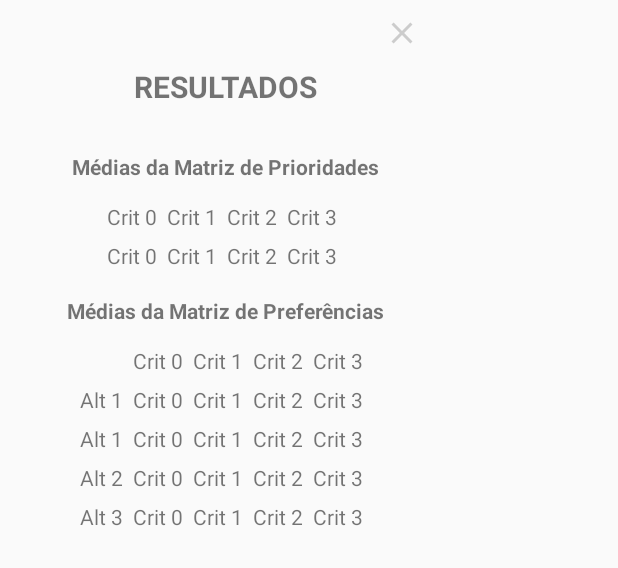
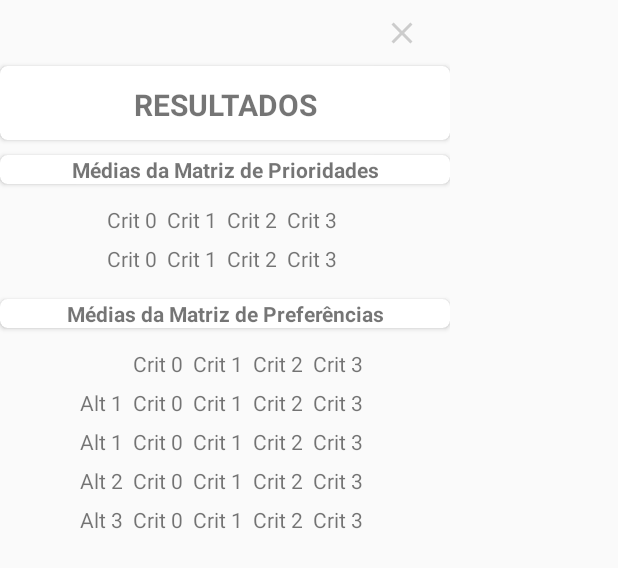
Before and after one commit to denisvieiradev/ahp-android, an Android app: the layout ahp_results_dialog.xml on its own in the app's theme, with its tools: preview values and no code run, on a phone screen of 412 x 824 dp. Shown: the top 568 px of the screen. Run offline under Robolectric (Android 15) with nearby library versions, the phone set to English and light mode, and no system bars.

Commit message:
Implemented card view for displaying the results

```diff
--- a/app/build.gradle
+++ b/app/build.gradle
@@ -1,10 +1,10 @@
 apply plugin: 'com.android.application'
 apply plugin: 'me.tatarka.retrolambda'
-apply plugin: 'android-apt'
+/*apply plugin: 'android-apt'*/
 
 android {
     compileSdkVersion 24
-    buildToolsVersion "24.0.1"
+    buildToolsVersion '25.0.0'
 
     dataBinding {
         enabled true
@@ -38,6 +38,7 @@ dependencies {
     compile 'com.android.support:recyclerview-v7:24.2.0'
     compile 'com.android.support:cardview-v7:24.2.0'
     compile 'com.android.support:design:24.2.0'
+    compile 'com.android.support:cardview-v7:24.2.0'
     compile 'com.android.support:support-v4:24.2.0'
     compile "com.daimajia.swipelayout:library:1.2.0@aar"
 
@@ -50,4 +51,8 @@ dependencies {
 
     // Images Manipulation
     compile 'com.squareup.picasso:picasso:2.5.2'
+
+    compile "com.google.guava:guava:16+"
+    annotationProcessor 'com.jakewharton:butterknife-compiler:8.5.1'
+    annotationProcessor 'org.immutables:value:2.4.4'
 }
--- a/app/src/main/res/layout/ahp_results_dialog.xml
+++ b/app/src/main/res/layout/ahp_results_dialog.xml
@@ -1,7 +1,7 @@
 <?xml version="1.0" encoding="utf-8"?>
-<layout
-    xmlns:android="http://schemas.android.com/apk/res/android"
-    xmlns:tools="http://schemas.android.com/tools">
+<layout xmlns:android="http://schemas.android.com/apk/res/android"
+    xmlns:tools="http://schemas.android.com/tools"
+    xmlns:app="http://schemas.android.com/apk/res-auto">
 
     <data>
         <variable
@@ -17,7 +17,6 @@
         <RelativeLayout
             android:layout_width="match_parent"
             android:layout_height="wrap_content">
-
             <ImageView
                 android:layout_width="wrap_content"
                 android:layout_height="wrap_content"
@@ -25,10 +24,15 @@
                 android:layout_alignParentRight="true"
                 android:padding="10dp"
                 android:layout_marginEnd="10dp"
-                android:onClick="@{handler::close}"
-                />
+                android:onClick="@{handler::close}" />
         </RelativeLayout>
 
+        <android.support.v7.widget.CardView
+            android:layout_width="match_parent"
+            android:layout_gravity="center"
+            android:layout_height="wrap_content"
+            android:paddingBottom="20dp"
+            app:cardCornerRadius="5dp">
         <TextView
             android:layout_width="match_parent"
             android:layout_height="wrap_content"
@@ -37,29 +41,42 @@
             android:textStyle="bold"
             android:textSize="20dp"
             android:gravity="center"
-            android:paddingBottom="20dp"/>
+            android:paddingBottom="10dp"
+            android:layout_marginTop="12dp"/>
+        </android.support.v7.widget.CardView>
 
+        <android.support.v7.widget.CardView
+            android:layout_width="match_parent"
+            android:layout_height="wrap_content"
+            android:layout_marginTop="10dp"
+            android:layout_gravity="center"
+            app:cardCornerRadius="5dp">
         <TextView
             android:layout_width="match_parent"
             android:layout_height="wrap_content"
             android:text="Médias da Matriz de Prioridades"
             android:gravity="center"
-            android:layout_marginTop="10dp"
-
             android:textStyle="bold"/>
+        </android.support.v7.widget.CardView>
 
         <include
             android:id="@+id/ahp_results_priority_matrix_include"
             layout="@layout/ahp_results_dialog_priority_matrix_table_include"
             android:background="@android:color/transparent" />
 
+        <android.support.v7.widget.CardView
+            android:layout_width="match_parent"
+            android:layout_height="wrap_content"
+            android:layout_marginTop="10dp"
+            android:layout_gravity="center"
+            app:cardCornerRadius="5dp">
          <TextView
              android:layout_width="match_parent"
              android:layout_height="wrap_content"
              android:text="Médias da Matriz de Preferências"
              android:gravity="center"
-             android:layout_marginTop="10dp"
              android:textStyle="bold"/>
+        </android.support.v7.widget.CardView>
 
         <include
             android:id="@+id/ahp_results_preference_matrix_include"
--- a/build.gradle
+++ b/build.gradle
@@ -5,9 +5,9 @@ buildscript {
         jcenter()
     }
     dependencies {
-        classpath 'com.android.tools.build:gradle:2.1.3'
+        classpath 'com.android.tools.build:gradle:2.3.3'
         classpath 'com.google.gms:google-services:3.0.0'
-        classpath 'com.neenbedankt.gradle.plugins:android-apt:1.8'
+        /*classpath 'com.neenbedankt.gradle.plugins:android-apt:1.8'*/
         classpath 'me.tatarka:gradle-retrolambda:3.2.5'
     }
 }
```
